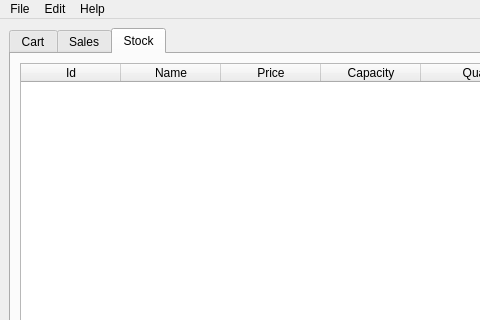
First picture: the form in src/ui/stock_manager.ui, repository krivahtoo/stockmanager, before the edit; both pictures show x 0 to 480 and y 0 to 320 of the 788 by 567 pixel window.
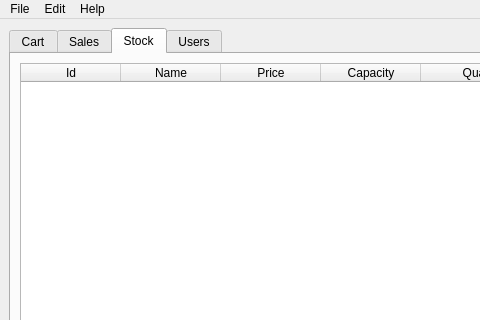
Second picture: the form after the edit. The open tabs and pages were chosen to show the change. Icons and pictures are not drawn.

```diff
--- a/src/ui/stock_manager.ui
+++ b/src/ui/stock_manager.ui
@@ -617,6 +617,15 @@
         </item>
        </layout>
       </widget>
+      <widget class="QWidget" name="tabUsers">
+       <attribute name="icon">
+        <iconset resource="../../stock_manager.qrc">
+         <normaloff>:/icons/user-group.svg</normaloff>:/icons/user-group.svg</iconset>
+       </attribute>
+       <attribute name="title">
+        <string>Users</string>
+       </attribute>
+      </widget>
      </widget>
     </item>
    </layout>
```
Left out of the diff: 33 changed lines with no effect on the pictures.
